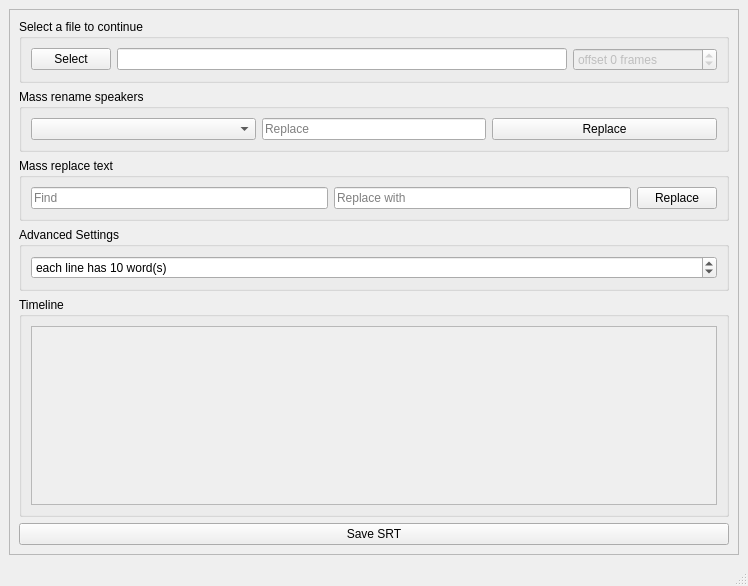
Old version of the form ui/main_window.ui in the repository GoExport/GoSubtitle.
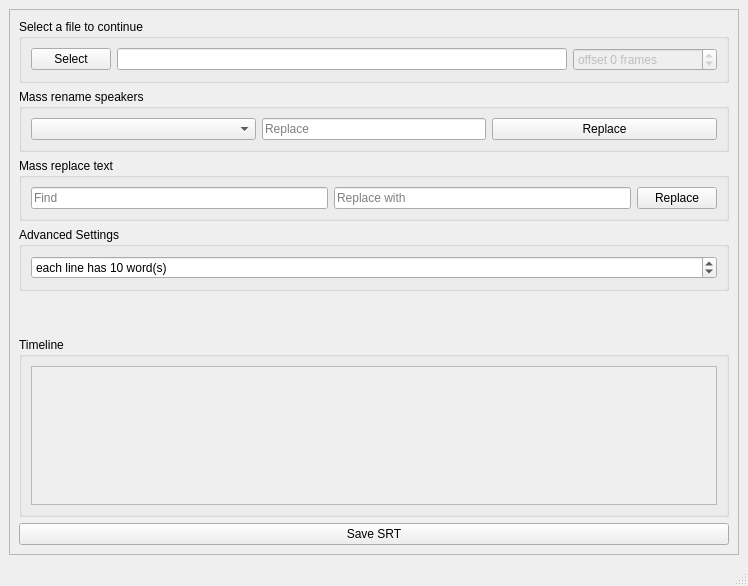
New version of the form.

Commit message: feat: add vertical spacer to main window layout for improved UI spacing

Diff of the .ui file:
```diff
--- a/ui/main_window.ui
+++ b/ui/main_window.ui
@@ -200,6 +200,19 @@
          </layout>
         </widget>
        </item>
+       <item>
+        <spacer name="verticalSpacer">
+         <property name="orientation">
+          <enum>Qt::Orientation::Vertical</enum>
+         </property>
+         <property name="sizeHint" stdset="0">
+          <size>
+           <width>20</width>
+           <height>40</height>
+          </size>
+         </property>
+        </spacer>
+       </item>
        <item>
         <widget class="QGroupBox" name="groupBox_timeline">
          <property name="sizePolicy">
@@ -231,8 +244,8 @@
               <rect>
                <x>0</x>
                <y>0</y>
-               <width>688</width>
-               <height>223</height>
+               <width>682</width>
+               <height>84</height>
               </rect>
              </property>
              <layout class="QHBoxLayout" name="timelineLayout"/>
```
